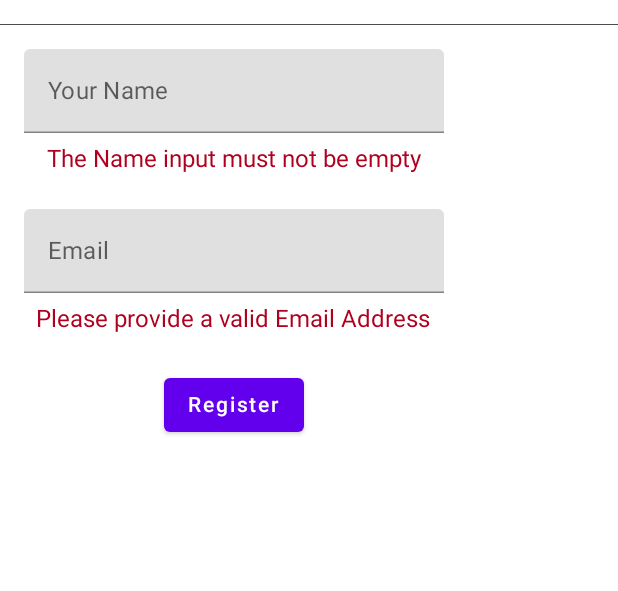
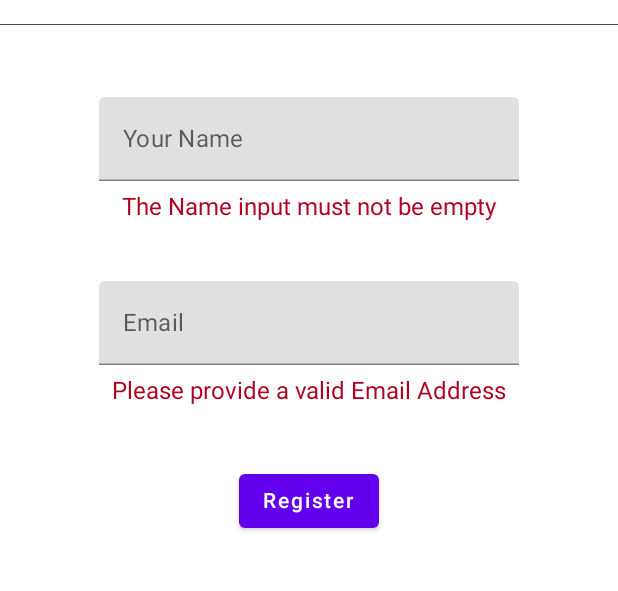
Before and after one commit to Vancore/Registration_Example, an Android app built with Jetpack Compose: the screen it shows after launch (RegistrationActivity), on a phone screen of 412 x 824 dp, the part 108-699 px from its top. Run offline under Robolectric (Android 15) with nearby library versions, the light colour scheme and no system bars; our stand-ins replace Dagger/Hilt's generated code, accompanist.

Commit message:
Aligned textinputs

```diff
--- a/app/src/main/java/com/example/registrationzkb/screens/registration/RegistrationScreen.kt
+++ b/app/src/main/java/com/example/registrationzkb/screens/registration/RegistrationScreen.kt
@@ -1,8 +1,7 @@
 package com.example.registrationzkb.screens.registration
 
-import androidx.compose.foundation.layout.Column
-import androidx.compose.foundation.layout.Spacer
-import androidx.compose.foundation.layout.padding
+import android.content.res.Configuration
+import androidx.compose.foundation.layout.*
 import androidx.compose.foundation.text.KeyboardOptions
 import androidx.compose.material.*
 import androidx.compose.runtime.*
@@ -14,6 +13,7 @@ import androidx.compose.ui.tooling.preview.Preview
 import androidx.compose.ui.unit.dp
 import com.example.registrationzkb.RegistrationViewModel
 import com.example.registrationzkb.data.RegistrationInput
+import com.example.registrationzkb.ui.theme.RegistrationZKBTheme
 import com.google.accompanist.insets.ProvideWindowInsets
 
 @Composable
@@ -51,7 +51,13 @@ fun RegistrationScreenContent(
     val (currentEmailInput, emailChange) = remember { mutableStateOf("") }
     val (currentBirthdayInput, birthdayChange) = remember { mutableStateOf(0L) }
 
-    Column(horizontalAlignment = Alignment.CenterHorizontally) {
+    Column(
+        horizontalAlignment = Alignment.CenterHorizontally,
+        modifier = Modifier.fillMaxWidth()
+    ) {
+
+        Spacer(modifier = Modifier.padding(16.dp))
+
         TextField(
             value = currentNameInput,
             onValueChange = nameChange,
@@ -66,7 +72,7 @@ fun RegistrationScreenContent(
             )
         }
 
-        Spacer(modifier = Modifier.padding(8.dp))
+        Spacer(modifier = Modifier.padding(16.dp))
 
         TextField(
             value = currentEmailInput,
@@ -85,7 +91,7 @@ fun RegistrationScreenContent(
             )
         }
 
-        Spacer(modifier = Modifier.padding(8.dp))
+        Spacer(modifier = Modifier.padding(16.dp))
 
         Button(onClick = {
             validateInput(
@@ -101,8 +107,26 @@ fun RegistrationScreenContent(
     }
 }
 
-@Preview
+@Preview(
+    name = "Registration Top Bar - Dark",
+    uiMode = Configuration.UI_MODE_NIGHT_YES,
+    showBackground = true
+)
+@Preview(
+    name = "Registration Top Bar - Light",
+    uiMode = Configuration.UI_MODE_NIGHT_NO,
+    showBackground = true
+)
 @Composable
 fun RegistrationScreenPreview() {
-
+    RegistrationZKBTheme {
+        Scaffold(topBar = { RegistrationTopBar(title = "Registration") }) {
+            RegistrationScreenContent(
+                errorInName = false,
+                errorInEmail = true,
+                errorInDate = false,
+                validateInput = {}
+            )
+        }
+    }
 }
--- a/app/src/main/java/com/example/registrationzkb/screens/registration/RegistrationTopBar.kt
+++ b/app/src/main/java/com/example/registrationzkb/screens/registration/RegistrationTopBar.kt
@@ -31,12 +31,12 @@ fun RegistrationTopBar(title: String) {
     uiMode = Configuration.UI_MODE_NIGHT_YES,
     showBackground = true
 )
-@Composable
 @Preview(
     name = "Registration Top Bar - Light",
     uiMode = Configuration.UI_MODE_NIGHT_NO,
     showBackground = true
 )
+@Composable
 fun RegistrationTopBarPreview() {
     RegistrationZKBTheme {
         RegistrationTopBar(title = "Registration")
```
